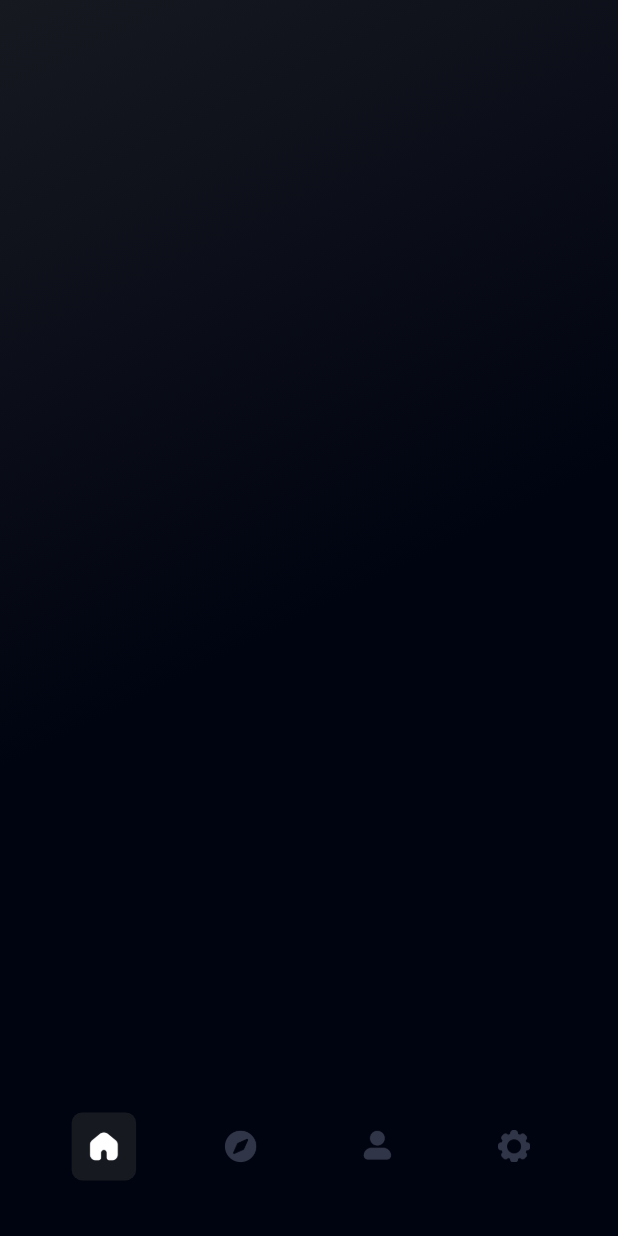
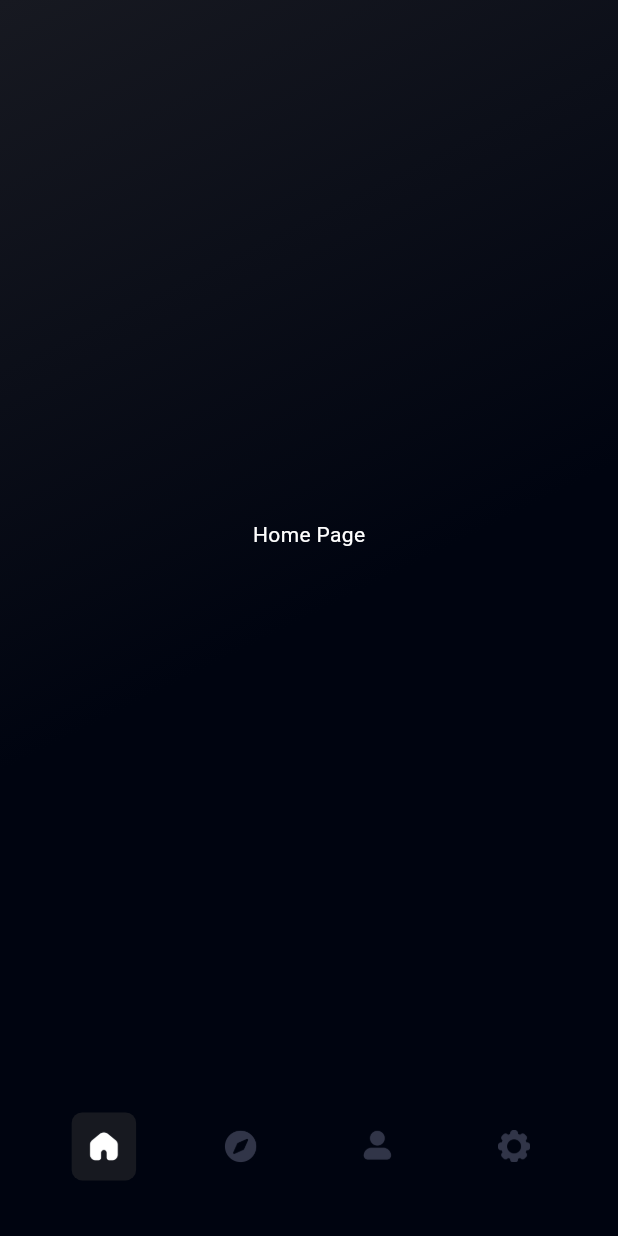
Before and after one commit to VeeraSaiJoshik/MazeSolver, a Flutter app: the screen it shows after launch, on a phone screen of 412 x 824 dp. Run offline on Flutter 3.47's test engine with Material 2 defaults, Android fonts, the light colour scheme and no system bars.

Commit message:
Functionality Update : Previously finished the Navigation UI, now completed the navigation functionality along with a fade in and fade out animation

```diff
--- a/lib/pages/homePage.dart
+++ b/lib/pages/homePage.dart
@@ -1,4 +1,5 @@
 import 'package:flutter/material.dart';
+import 'package:mindmystery/widgets/mainScreenSubScreen.dart';
 
 enum DifferentPages { home, play, account, settings }
 
@@ -16,7 +17,18 @@ class _HomePageState extends State<HomePage> {
     currentPage = DifferentPages.home;
     super.initState();
   }
-
+  bool previousElementAnimationComplete = false;
+  bool isAnimating = false;
+  void onEnd(DifferentPages callingPageType){
+    setState(() {
+      if(callingPageType == currentPage){
+        previousElementAnimationComplete = false;
+      }else{
+        previousElementAnimationComplete = true;
+        isAnimating = false;
+      }
+    });
+  }
   Widget build(BuildContext context) {
     double height = MediaQuery.of(context).size.height;
     double width = MediaQuery.of(context).size.width;
@@ -32,6 +44,22 @@ class _HomePageState extends State<HomePage> {
               Color(0xFF000410),
               Color(0xFF000410),
             ], begin: Alignment.topLeft, end: Alignment.bottomRight)),
+          ),
+          Positioned(
+            left: 0,
+            bottom: height * 0.1 * 1.35,
+            child: Container(
+              height: height - height * 0.1 * 1.35,
+              width: width,
+              child: Stack(
+                children: [
+                  MainScreenSubScreen(Center(child: Text("Home Page", style: TextStyle(color: Colors.white),)),height - height * 0.1 * 1.35,width, currentPage, DifferentPages.home, previousElementAnimationComplete,isAnimating, onEnd),
+                  MainScreenSubScreen(Center(child: Text("Play Page", style: TextStyle(color: Colors.white),)),height - height * 0.1 * 1.35,width, currentPage, DifferentPages.play, previousElementAnimationComplete,isAnimating, onEnd),
+                  MainScreenSubScreen(Center(child: Text("Account Page", style: TextStyle(color: Colors.white),)),height - height * 0.1 * 1.35,width, currentPage, DifferentPages.account, previousElementAnimationComplete,isAnimating, onEnd),
+                  MainScreenSubScreen(Center(child: Text("Setting Page", style: TextStyle(color: Colors.white),)),height - height * 0.1 * 1.35,width, currentPage, DifferentPages.settings, previousElementAnimationComplete,isAnimating, onEnd),
+                ],
+              ),
+            ),
           ),
           Positioned(
             bottom: 0,
@@ -52,6 +80,7 @@ class _HomePageState extends State<HomePage> {
                               onTap: () {
                                 setState(() {
                                   currentPage = DifferentPages.home;
+                                  isAnimating = true;
                                 });
                               },
                               child: AnimatedContainer(
@@ -99,6 +128,7 @@ class _HomePageState extends State<HomePage> {
                               onTap: () {
                                 setState(() {
                                   currentPage = DifferentPages.play;
+                                  isAnimating = true;
                                 });
                               },
                               child: AnimatedContainer(
@@ -146,6 +176,7 @@ class _HomePageState extends State<HomePage> {
                               onTap: () {
                                 setState(() {
                                   currentPage = DifferentPages.account;
+                                  isAnimating = true;
                                 });
                               },
                               child: AnimatedContainer(
@@ -194,6 +225,7 @@ class _HomePageState extends State<HomePage> {
                               onTap: () {
                                 setState(() {
                                   currentPage = DifferentPages.settings;
+                                  isAnimating = true;
                                 });
                               },
                               child: AnimatedContainer(
--- /dev/null
+++ b/lib/widgets/mainScreenSubScreen.dart
@@ -0,0 +1,34 @@
+import 'package:flutter/material.dart';
+import 'package:mindmystery/pages/homePage.dart';
+
+
+class MainScreenSubScreen extends StatefulWidget {
+  Widget child;
+  double height;
+  double width;
+  DifferentPages currentPage;
+  DifferentPages childPage;
+  bool previousWidgetFadedout;
+  bool animationInProgress;
+  Function onEndFunction;
+  MainScreenSubScreen(this.child, this.height, this.width, this.currentPage, this.childPage, this.previousWidgetFadedout, this.animationInProgress, this.onEndFunction);
+  State<MainScreenSubScreen> createState() => _MainScreenSubScreenState();
+}
+
+class _MainScreenSubScreenState extends State<MainScreenSubScreen> {
+  @override
+  Widget build(BuildContext context) {
+    return AnimatedOpacity(
+      opacity: widget.animationInProgress ? widget.childPage == widget.currentPage && widget.previousWidgetFadedout? 1 : 0 : widget.childPage == widget.currentPage?1:0,
+      onEnd: (){
+        widget.onEndFunction(widget.childPage);
+      },
+      duration: Duration(milliseconds: 100),
+      child: Container(
+        height: widget.height,
+        width: widget.width,
+        child: widget.child,
+      ),
+    );
+  }
+}
```
